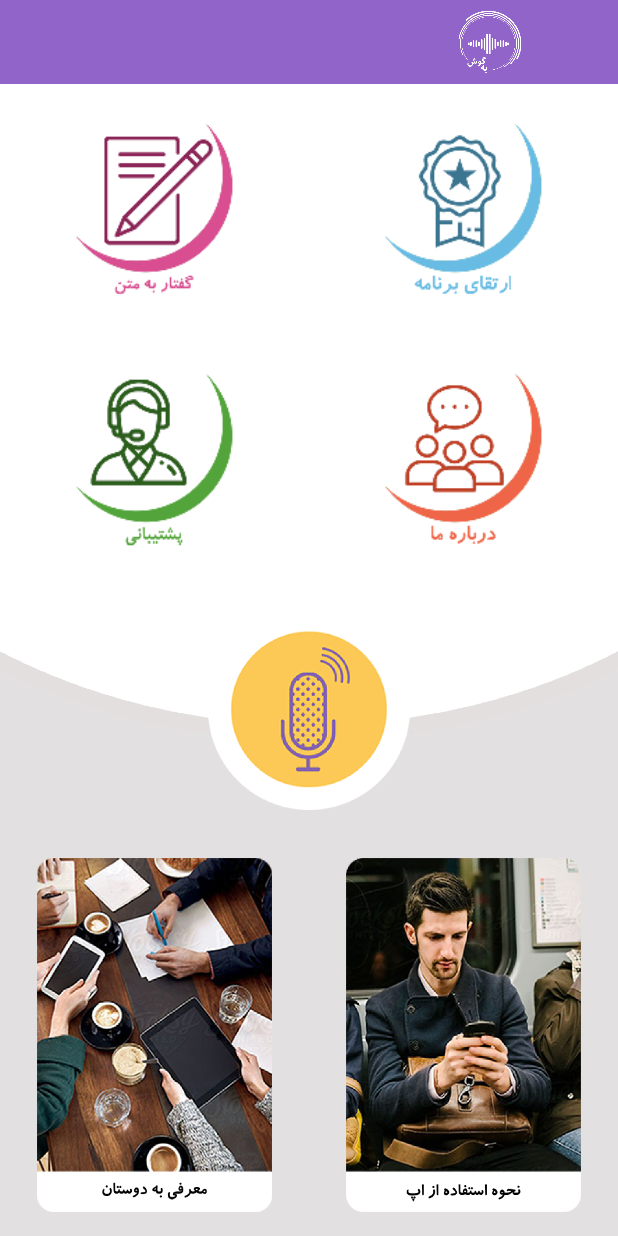
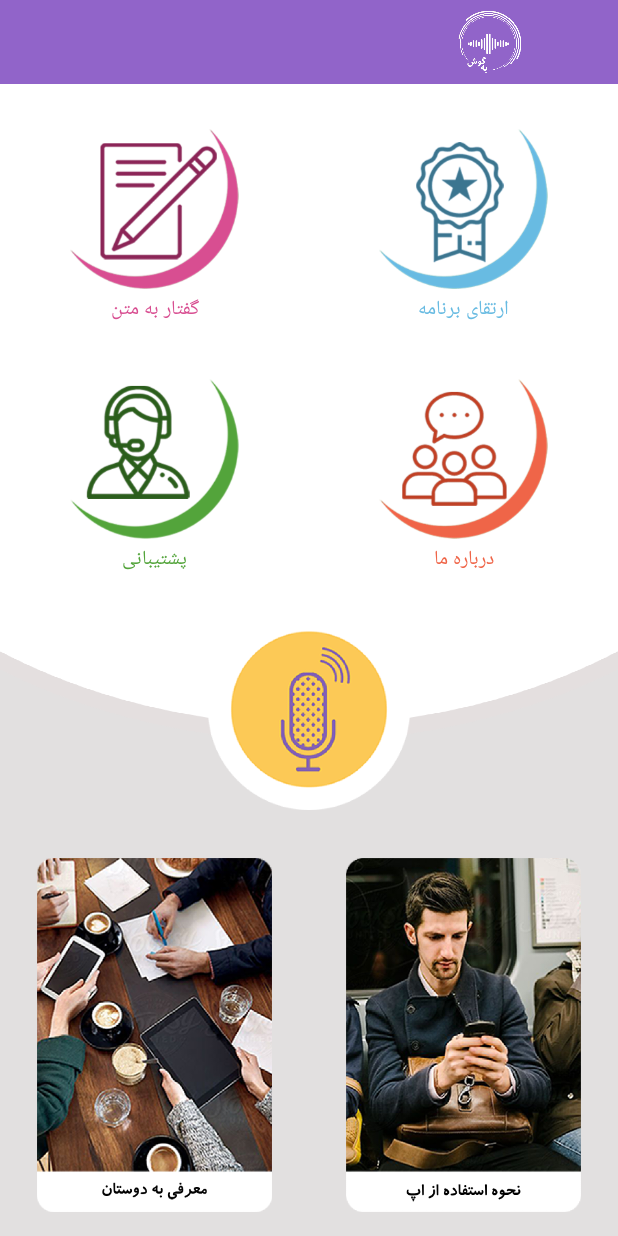
Before and after one commit to herohossein/begoosh, an Android app: the layout activity_main.xml on its own in the app's theme, with its tools: preview values and no code run, on a phone screen of 412 x 824 dp. Run offline under Robolectric (Android 15) with nearby library versions, the phone set to English and light mode, and no system bars.

Commit message:
fix manifest

```diff
--- a/app/src/main/java/com/act/voicecommand/RecAdapter.java
+++ b/app/src/main/java/com/act/voicecommand/RecAdapter.java
@@ -92,6 +92,9 @@ public class RecAdapter extends RecyclerView.Adapter<RecAdapter.MyViewHolder> {
                 break;
             case "sunrise":
                 holder.iv.setBackgroundResource(R.drawable.sunrise);
+                break;
+            case "translate":
+                holder.iv.setBackgroundResource(R.drawable.translate);
                 break;
         }
 
--- a/app/src/main/res/layout/activity_main.xml
+++ b/app/src/main/res/layout/activity_main.xml
@@ -51,15 +51,31 @@
                     android:id="@+id/type_iv"
                     android:layout_width="0dp"
                     android:layout_height="0dp"
-                    android:layout_marginStart="24dp"
-                    android:layout_marginTop="24dp"
-                    android:layout_marginEnd="24dp"
-                    android:layout_marginBottom="24dp"
+                    android:layout_marginStart="30dp"
+                    android:layout_marginTop="30dp"
+                    android:layout_marginEnd="30dp"
+                    android:layout_marginBottom="30dp"
                     app:layout_constraintBottom_toBottomOf="parent"
                     app:layout_constraintEnd_toEndOf="parent"
                     app:layout_constraintStart_toStartOf="parent"
                     app:layout_constraintTop_toTopOf="parent"
                     app:srcCompat="@drawable/type" />
+
+                <TextView
+                    android:id="@+id/type_tv"
+                    android:layout_width="wrap_content"
+                    android:layout_height="wrap_content"
+                    android:layout_marginStart="8dp"
+                    android:layout_marginTop="8dp"
+                    android:layout_marginEnd="8dp"
+                    android:layout_marginBottom="11dp"
+                    android:text="گفتار به متن"
+                    android:textColor="#d84e91"
+                    android:textSize="13sp"
+                    app:layout_constraintBottom_toBottomOf="parent"
+                    app:layout_constraintEnd_toEndOf="parent"
+                    app:layout_constraintStart_toStartOf="parent"
+                    app:layout_constraintTop_toBottomOf="@+id/type_iv" />
 
             </android.support.constraint.ConstraintLayout>
 
@@ -72,15 +88,31 @@
                     android:id="@+id/promote_iv"
                     android:layout_width="0dp"
                     android:layout_height="0dp"
-                    android:layout_marginStart="24dp"
-                    android:layout_marginTop="24dp"
-                    android:layout_marginEnd="24dp"
-                    android:layout_marginBottom="24dp"
+                    android:layout_marginStart="30dp"
+                    android:layout_marginTop="30dp"
+                    android:layout_marginEnd="30dp"
+                    android:layout_marginBottom="30dp"
                     app:layout_constraintBottom_toBottomOf="parent"
                     app:layout_constraintEnd_toEndOf="parent"
                     app:layout_constraintStart_toStartOf="parent"
                     app:layout_constraintTop_toTopOf="parent"
                     app:srcCompat="@drawable/promote" />
+
+                <TextView
+                    android:id="@+id/promote_tv"
+                    android:layout_width="wrap_content"
+                    android:layout_height="wrap_content"
+                    android:layout_marginStart="8dp"
+                    android:layout_marginTop="8dp"
+                    android:layout_marginEnd="8dp"
+                    android:layout_marginBottom="11dp"
+                    android:text="ارتقای برنامه"
+                    android:textColor="#68bbe2"
+                    android:textSize="13sp"
+                    app:layout_constraintBottom_toBottomOf="parent"
+                    app:layout_constraintEnd_toEndOf="parent"
+                    app:layout_constraintStart_toStartOf="parent"
+                    app:layout_constraintTop_toBottomOf="@+id/promote_iv" />
             </android.support.constraint.ConstraintLayout>
         </LinearLayout>
 
@@ -96,14 +128,30 @@
                 android:layout_height="match_parent"
                 android:layout_weight="1">
 
+                <TextView
+                    android:id="@+id/support_tv"
+                    android:layout_width="wrap_content"
+                    android:layout_height="wrap_content"
+                    android:layout_marginStart="8dp"
+                    android:layout_marginTop="8dp"
+                    android:layout_marginEnd="8dp"
+                    android:layout_marginBottom="11dp"
+                    android:text="پشتیبانی"
+                    android:textColor="#53a43b"
+                    android:textSize="13sp"
+                    app:layout_constraintBottom_toBottomOf="parent"
+                    app:layout_constraintEnd_toEndOf="parent"
+                    app:layout_constraintStart_toStartOf="parent"
+                    app:layout_constraintTop_toBottomOf="@+id/support_iv" />
+
                 <ImageView
                     android:id="@+id/support_iv"
                     android:layout_width="0dp"
                     android:layout_height="0dp"
-                    android:layout_marginStart="24dp"
-                    android:layout_marginTop="24dp"
-                    android:layout_marginEnd="24dp"
-                    android:layout_marginBottom="24dp"
+                    android:layout_marginStart="30dp"
+                    android:layout_marginTop="30dp"
+                    android:layout_marginEnd="30dp"
+                    android:layout_marginBottom="30dp"
                     app:layout_constraintBottom_toBottomOf="parent"
                     app:layout_constraintEnd_toEndOf="parent"
                     app:layout_constraintStart_toStartOf="parent"
@@ -116,14 +164,30 @@
                 android:layout_height="match_parent"
                 android:layout_weight="1">
 
+                <TextView
+                    android:id="@+id/about_tv"
+                    android:layout_width="wrap_content"
+                    android:layout_height="wrap_content"
+                    android:layout_marginStart="8dp"
+                    android:layout_marginTop="8dp"
+                    android:layout_marginEnd="8dp"
+                    android:layout_marginBottom="11dp"
+                    android:text="درباره ما"
+                    android:textColor="#ef6548"
+                    android:textSize="13sp"
+                    app:layout_constraintBottom_toBottomOf="parent"
+                    app:layout_constraintEnd_toEndOf="parent"
+                    app:layout_constraintStart_toStartOf="parent"
+                    app:layout_constraintTop_toBottomOf="@+id/about_iv" />
+
                 <ImageView
                     android:id="@+id/about_iv"
                     android:layout_width="0dp"
                     android:layout_height="0dp"
-                    android:layout_marginStart="24dp"
-                    android:layout_marginTop="24dp"
-                    android:layout_marginEnd="24dp"
-                    android:layout_marginBottom="24dp"
+                    android:layout_marginStart="30dp"
+                    android:layout_marginTop="30dp"
+                    android:layout_marginEnd="30dp"
+                    android:layout_marginBottom="30dp"
                     app:layout_constraintBottom_toBottomOf="parent"
                     app:layout_constraintEnd_toEndOf="parent"
                     app:layout_constraintStart_toStartOf="parent"
--- a/app/src/main/res/layout/activity_my_custom_dialog_prayer.xml
+++ b/app/src/main/res/layout/activity_my_custom_dialog_prayer.xml
@@ -39,7 +39,7 @@
     <LinearLayout
         android:layout_width="match_parent"
         android:layout_height="?android:attr/actionBarSize"
-        android:background="@drawable/shape2"
+        android:background="#fff"
         android:gravity="center_horizontal|center_vertical"
         android:orientation="horizontal">
 
@@ -62,6 +62,7 @@
     <LinearLayout
         android:layout_width="match_parent"
         android:layout_height="?attr/actionBarSize"
+        android:background="@drawable/shape2"
         android:gravity="center_vertical"
         android:orientation="horizontal">
 
```
Also changed, not shown: app/src/main/res/drawable-xxhdpi/about.png, app/src/main/res/drawable-xxhdpi/actcolor.png, app/src/main/res/drawable-xxhdpi/evening.png, app/src/main/res/drawable-xxhdpi/midnight.png, app/src/main/res/drawable-xxhdpi/morning.png, app/src/main/res/drawable-xxhdpi/noon.png, app/src/main/res/drawable-xxhdpi/promote.png, app/src/main/res/drawable-xxhdpi/sunrise.png, app/src/main/res/drawable-xxhdpi/sunset.png, app/src/main/res/drawable-xxhdpi/support.png, app/src/main/res/drawable-xxhdpi/type.png.
